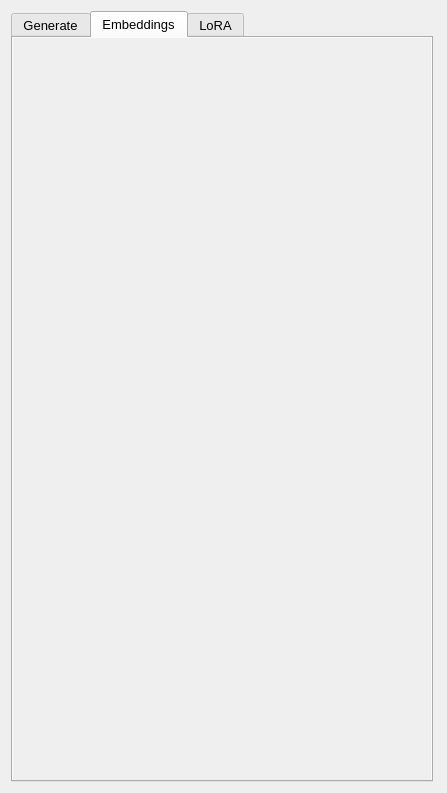
The window that src/airunner/pyqt/generate_form.ui (Capsize-Games/airunner) describes before a commit, drawn with Qt 5.
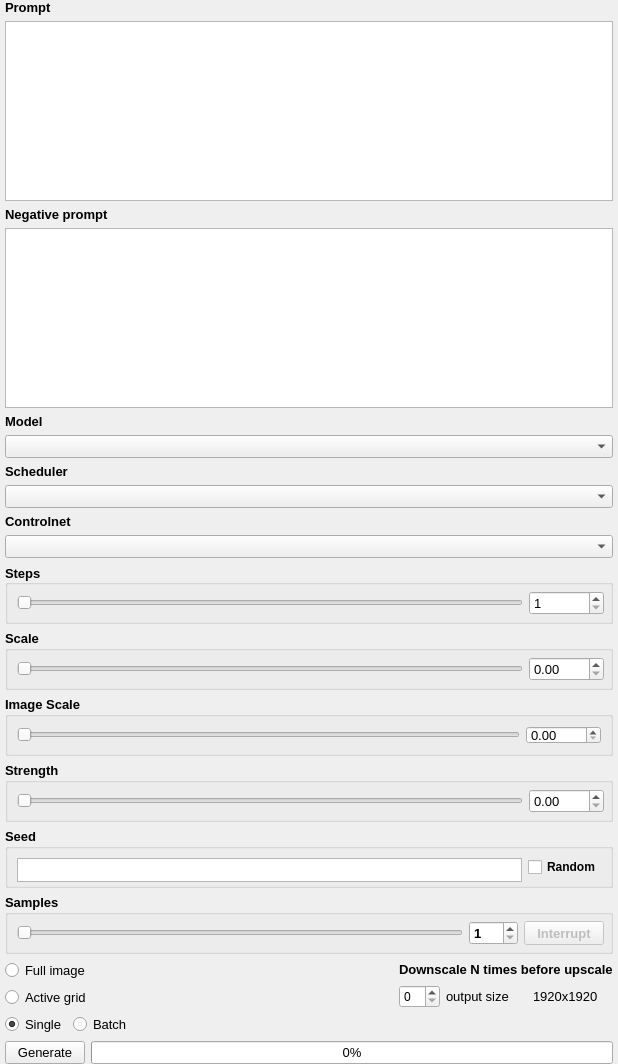
The same window after the commit. The open tabs and pages were chosen to show the change.

Diff of the .ui file:
```diff
--- a/src/airunner/pyqt/generate_form.ui
+++ b/src/airunner/pyqt/generate_form.ui
@@ -6,8 +6,8 @@
    <rect>
     <x>0</x>
     <y>0</y>
-    <width>447</width>
-    <height>793</height>
+    <width>618</width>
+    <height>1064</height>
    </rect>
   </property>
   <property name="sizePolicy">
@@ -29,51 +29,6 @@
    <enum>Qt::LeftToRight</enum>
   </property>
   <layout class="QGridLayout" name="gridLayout_7">
-   <property name="rightMargin">
-    <number>14</number>
-   </property>
-   <item row="0" column="0">
-    <widget class="QTabWidget" name="PromptTabsSection">
-     <property name="enabled">
-      <bool>true</bool>
-     </property>
-     <property name="sizePolicy">
-      <sizepolicy hsizetype="Expanding" vsizetype="MinimumExpanding">
-       <horstretch>0</horstretch>
-       <verstretch>0</verstretch>
-      </sizepolicy>
-     </property>
-     <property name="minimumSize">
-      <size>
-       <width>0</width>
-       <height>550</height>
-      </size>
-     </property>
-     <property name="maximumSize">
-      <size>
-       <width>16777215</width>
-       <height>16777215</height>
-      </size>
-     </property>
-     <property name="font">
-      <font>
-       <pointsize>10</pointsize>
-      </font>
-     </property>
-     <property name="acceptDrops">
-      <bool>false</bool>
-     </property>
-     <property name="tabShape">
-      <enum>QTabWidget::Rounded</enum>
-     </property>
-     <property name="currentIndex">
-      <number>0</number>
-     </property>
-     <widget class="QWidget" name="PromptTab">
-      <attribute name="title">
-       <string>Generate</string>
-      </attribute>
-      <layout class="QGridLayout" name="gridLayout_3">
        <property name="leftMargin">
         <number>0</number>
        </property>
@@ -105,8 +60,8 @@
            <rect>
             <x>0</x>
             <y>0</y>
-            <width>406</width>
-            <height>882</height>
+        <width>618</width>
+        <height>1064</height>
            </rect>
           </property>
           <property name="sizePolicy">
@@ -116,6 +71,18 @@
            </sizepolicy>
           </property>
           <layout class="QGridLayout" name="gridLayout_4">
+       <property name="leftMargin">
+        <number>5</number>
+       </property>
+       <property name="topMargin">
+        <number>0</number>
+       </property>
+       <property name="rightMargin">
+        <number>5</number>
+       </property>
+       <property name="bottomMargin">
+        <number>0</number>
+       </property>
            <item row="4" column="0">
             <layout class="QGridLayout" name="gridLayout_2">
              <item row="1" column="0">
@@ -1151,116 +1118,6 @@
               </widget>
              </item>
             </layout>
-           </item>
-          </layout>
-         </widget>
-        </widget>
-       </item>
-      </layout>
-     </widget>
-     <widget class="QWidget" name="tab">
-      <attribute name="title">
-       <string>Embeddings</string>
-      </attribute>
-      <layout class="QGridLayout" name="gridLayout_6">
-       <property name="leftMargin">
-        <number>0</number>
-       </property>
-       <property name="topMargin">
-        <number>0</number>
-       </property>
-       <property name="rightMargin">
-        <number>0</number>
-       </property>
-       <property name="bottomMargin">
-        <number>0</number>
-       </property>
-       <property name="horizontalSpacing">
-        <number>9</number>
-       </property>
-       <item row="0" column="0">
-        <widget class="QScrollArea" name="embeddings">
-         <property name="sizePolicy">
-          <sizepolicy hsizetype="Expanding" vsizetype="MinimumExpanding">
-           <horstretch>0</horstretch>
-           <verstretch>0</verstretch>
-          </sizepolicy>
-         </property>
-         <property name="minimumSize">
-          <size>
-           <width>0</width>
-           <height>50</height>
-          </size>
-         </property>
-         <property name="font">
-          <font>
-           <pointsize>10</pointsize>
-          </font>
-         </property>
-         <property name="frameShape">
-          <enum>QFrame::NoFrame</enum>
-         </property>
-         <property name="frameShadow">
-          <enum>QFrame::Plain</enum>
-         </property>
-         <property name="widgetResizable">
-          <bool>true</bool>
-         </property>
-         <widget class="QWidget" name="scrollAreaWidgetContents">
-          <property name="geometry">
-           <rect>
-            <x>0</x>
-            <y>0</y>
-            <width>420</width>
-            <height>747</height>
-           </rect>
-          </property>
-          <layout class="QVBoxLayout" name="verticalLayout"/>
-         </widget>
-        </widget>
-       </item>
-      </layout>
-     </widget>
-     <widget class="QWidget" name="lora_tab">
-      <attribute name="title">
-       <string>LoRA</string>
-      </attribute>
-      <layout class="QGridLayout" name="gridLayout">
-       <item row="1" column="0">
-        <widget class="QScrollArea" name="lora_scroll_area">
-         <property name="frameShape">
-          <enum>QFrame::NoFrame</enum>
-         </property>
-         <property name="frameShadow">
-          <enum>QFrame::Plain</enum>
-         </property>
-         <property name="widgetResizable">
-          <bool>true</bool>
-         </property>
-         <widget class="QWidget" name="scrollAreaWidgetContents_2">
-          <property name="geometry">
-           <rect>
-            <x>0</x>
-            <y>0</y>
-            <width>402</width>
-            <height>702</height>
-           </rect>
-          </property>
-         </widget>
-        </widget>
-       </item>
-       <item row="0" column="0">
-        <widget class="QCheckBox" name="toggleAllLora">
-         <property name="text">
-          <string>Toggle all</string>
-         </property>
-         <property name="checked">
-          <bool>false</bool>
-         </property>
-         <property name="tristate">
-          <bool>false</bool>
-         </property>
-        </widget>
        </item>
       </layout>
      </widget>
```
Lines whose indentation alone changed are shown as unchanged.
